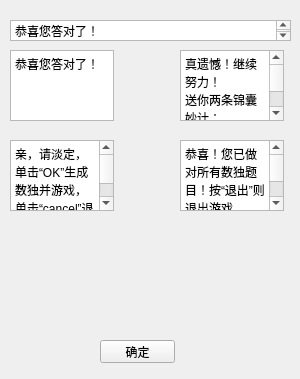
LeoJacob/BUAASE, file finishMessage.ui: the form before one commit.
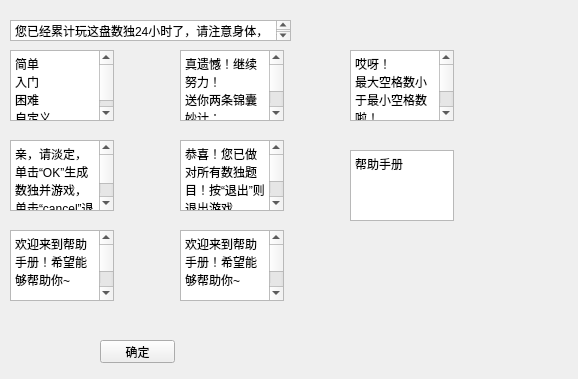
The form after the commit.

Commit message: 增加暂停/继续游戏功能，增加帮助文档，增加为每个难度保存一个最佳纪录

Patch:
```diff
--- a/finishMessage.ui
+++ b/finishMessage.ui
@@ -6,7 +6,7 @@
    <rect>
     <x>0</x>
     <y>0</y>
-    <width>300</width>
+    <width>578</width>
     <height>379</height>
    </rect>
   </property>
@@ -43,7 +43,7 @@
 &lt;html&gt;&lt;head&gt;&lt;meta name=&quot;qrichtext&quot; content=&quot;1&quot; /&gt;&lt;style type=&quot;text/css&quot;&gt;
 p, li { white-space: pre-wrap; }
 &lt;/style&gt;&lt;/head&gt;&lt;body style=&quot; font-family:'SimSun'; font-size:9pt; font-weight:400; font-style:normal;&quot;&gt;
-&lt;p style=&quot; margin-top:0px; margin-bottom:0px; margin-left:0px; margin-right:0px; -qt-block-indent:0; text-indent:0px;&quot;&gt;恭喜您答对了！&lt;/p&gt;&lt;/body&gt;&lt;/html&gt;</string>
+&lt;p style=&quot; margin-top:0px; margin-bottom:0px; margin-left:0px; margin-right:0px; -qt-block-indent:0; text-indent:0px;&quot;&gt;您已经累计玩这盘数独24小时了，请注意身体，健康游戏，如果您成功闯过此关，您的成绩将被记为23：59：59，继续加油哦~&lt;/p&gt;&lt;/body&gt;&lt;/html&gt;</string>
    </property>
   </widget>
   <widget class="QTextEdit" name="textEdit">
@@ -60,7 +60,10 @@
 &lt;html&gt;&lt;head&gt;&lt;meta name=&quot;qrichtext&quot; content=&quot;1&quot; /&gt;&lt;style type=&quot;text/css&quot;&gt;
 p, li { white-space: pre-wrap; }
 &lt;/style&gt;&lt;/head&gt;&lt;body style=&quot; font-family:'SimSun'; font-size:9pt; font-weight:400; font-style:normal;&quot;&gt;
-&lt;p style=&quot; margin-top:0px; margin-bottom:0px; margin-left:0px; margin-right:0px; -qt-block-indent:0; text-indent:0px;&quot;&gt;恭喜您答对了！&lt;/p&gt;&lt;/body&gt;&lt;/html&gt;</string>
+&lt;p style=&quot; margin-top:0px; margin-bottom:0px; margin-left:0px; margin-right:0px; -qt-block-indent:0; text-indent:0px;&quot;&gt;简单&lt;/p&gt;
+&lt;p style=&quot; margin-top:0px; margin-bottom:0px; margin-left:0px; margin-right:0px; -qt-block-indent:0; text-indent:0px;&quot;&gt;入门&lt;/p&gt;
+&lt;p style=&quot; margin-top:0px; margin-bottom:0px; margin-left:0px; margin-right:0px; -qt-block-indent:0; text-indent:0px;&quot;&gt;困难&lt;/p&gt;
+&lt;p style=&quot; margin-top:0px; margin-bottom:0px; margin-left:0px; margin-right:0px; -qt-block-indent:0; text-indent:0px;&quot;&gt;自定义&lt;/p&gt;&lt;/body&gt;&lt;/html&gt;</string>
    </property>
   </widget>
   <widget class="QTextEdit" name="textEdit_2">
@@ -117,6 +120,97 @@
 &lt;p style=&quot; margin-top:0px; margin-bottom:0px; margin-left:0px; margin-right:0px; -qt-block-indent:0; text-indent:0px;&quot;&gt;恭喜！您已做对所有数独题目！按“退出”则退出游戏，按“再玩一组”则重新生成数独题目&lt;/p&gt;&lt;/body&gt;&lt;/html&gt;</string>
    </property>
   </widget>
+  <widget class="QTextEdit" name="textEdit_5">
+   <property name="geometry">
+    <rect>
+     <x>10</x>
+     <y>230</y>
+     <width>104</width>
+     <height>71</height>
+    </rect>
+   </property>
+   <property name="html">
+    <string>&lt;!DOCTYPE HTML PUBLIC &quot;-//W3C//DTD HTML 4.0//EN&quot; &quot;http://www.w3.org/TR/REC-html40/strict.dtd&quot;&gt;
+&lt;html&gt;&lt;head&gt;&lt;meta name=&quot;qrichtext&quot; content=&quot;1&quot; /&gt;&lt;style type=&quot;text/css&quot;&gt;
+p, li { white-space: pre-wrap; }
+&lt;/style&gt;&lt;/head&gt;&lt;body style=&quot; font-family:'SimSun'; font-size:9pt; font-weight:400; font-style:normal;&quot;&gt;
+&lt;p style=&quot; margin-top:0px; margin-bottom:0px; margin-left:0px; margin-right:0px; -qt-block-indent:0; text-indent:0px;&quot;&gt;欢迎来到帮助手册！希望能够帮助你~&lt;/p&gt;
+&lt;p style=&quot;-qt-paragraph-type:empty; margin-top:0px; margin-bottom:0px; margin-left:0px; margin-right:0px; -qt-block-indent:0; text-indent:0px;&quot;&gt;&lt;br /&gt;&lt;/p&gt;
+&lt;p style=&quot; margin-top:0px; margin-bottom:0px; margin-left:0px; margin-right:0px; -qt-block-indent:0; text-indent:0px;&quot;&gt;    1.当您想玩上一关时，请单击“上一关”(快捷键F1)，更换至上一题。&lt;/p&gt;
+&lt;p style=&quot; margin-top:0px; margin-bottom:0px; margin-left:0px; margin-right:0px; -qt-block-indent:0; text-indent:0px;&quot;&gt;    2.当您想玩下一关时，请单击“下一关”(快捷键F2)，更换至下一题。&lt;/p&gt;
+&lt;p style=&quot; margin-top:0px; margin-bottom:0px; margin-left:0px; margin-right:0px; -qt-block-indent:0; text-indent:0px;&quot;&gt;    3.当您想玩某一关时，也可以手动选关：在右侧输入框(快捷键F3)中输入关卡编号，然后单击“跳转”(快捷键F4)。&lt;/p&gt;
+&lt;p style=&quot; margin-top:0px; margin-bottom:0px; margin-left:0px; margin-right:0px; -qt-block-indent:0; text-indent:0px;&quot;&gt;    4.当您遇到困难时，请单击“提示”(快捷键F5)，应用将按照默认顺序为您填一个数。&lt;/p&gt;
+&lt;p style=&quot; margin-top:0px; margin-bottom:0px; margin-left:0px; margin-right:0px; -qt-block-indent:0; text-indent:0px;&quot;&gt;    5.当您完成游戏时，请单击“完成”(快捷键F6)，应用将为您检查结果。&lt;/p&gt;
+&lt;p style=&quot; margin-top:0px; margin-bottom:0px; margin-left:0px; margin-right:0px; -qt-block-indent:0; text-indent:0px;&quot;&gt;    6.如果您希望再玩一组数独游戏，请单击“再玩一组”(快捷键F7)，接下来您将可以重新选择游戏模式和关卡数。&lt;/p&gt;
+&lt;p style=&quot; margin-top:0px; margin-bottom:0px; margin-left:0px; margin-right:0px; -qt-block-indent:0; text-indent:0px;&quot;&gt;    7.暂停/继续游戏请单击“暂停游戏”(快捷键F8)/“继续游戏”(快捷键F9)按钮。&lt;/p&gt;
+&lt;p style=&quot; margin-top:0px; margin-bottom:0px; margin-left:0px; margin-right:0px; -qt-block-indent:0; text-indent:0px;&quot;&gt;    8.查看本帮助手册快捷键为F10&lt;/p&gt;
+&lt;p style=&quot;-qt-paragraph-type:empty; margin-top:0px; margin-bottom:0px; margin-left:0px; margin-right:0px; -qt-block-indent:0; text-indent:0px;&quot;&gt;&lt;br /&gt;&lt;/p&gt;
+&lt;p style=&quot; margin-top:0px; margin-bottom:0px; margin-left:0px; margin-right:0px; -qt-block-indent:0; text-indent:0px;&quot;&gt;友情提示：每一关的难度都是一样的哦~&lt;/p&gt;&lt;/body&gt;&lt;/html&gt;</string>
+   </property>
+  </widget>
+  <widget class="QTextEdit" name="textEdit_6">
+   <property name="geometry">
+    <rect>
+     <x>180</x>
+     <y>230</y>
+     <width>104</width>
+     <height>71</height>
+    </rect>
+   </property>
+   <property name="html">
+    <string>&lt;!DOCTYPE HTML PUBLIC &quot;-//W3C//DTD HTML 4.0//EN&quot; &quot;http://www.w3.org/TR/REC-html40/strict.dtd&quot;&gt;
+&lt;html&gt;&lt;head&gt;&lt;meta name=&quot;qrichtext&quot; content=&quot;1&quot; /&gt;&lt;style type=&quot;text/css&quot;&gt;
+p, li { white-space: pre-wrap; }
+&lt;/style&gt;&lt;/head&gt;&lt;body style=&quot; font-family:'SimSun'; font-size:9pt; font-weight:400; font-style:normal;&quot;&gt;
+&lt;p style=&quot; margin-top:0px; margin-bottom:0px; margin-left:0px; margin-right:0px; -qt-block-indent:0; text-indent:0px;&quot;&gt;欢迎来到帮助手册！希望能够帮助你~&lt;/p&gt;
+&lt;p style=&quot;-qt-paragraph-type:empty; margin-top:0px; margin-bottom:0px; margin-left:0px; margin-right:0px; -qt-block-indent:0; text-indent:0px;&quot;&gt;&lt;br /&gt;&lt;/p&gt;
+&lt;p style=&quot; margin-top:0px; margin-bottom:0px; margin-left:0px; margin-right:0px; -qt-block-indent:0; text-indent:0px;&quot;&gt;    1.请在编辑框内输入您想玩的数独局数，也就是关卡数，默认为1&lt;/p&gt;
+&lt;p style=&quot; margin-top:0px; margin-bottom:0px; margin-left:0px; margin-right:0px; -qt-block-indent:0; text-indent:0px;&quot;&gt;    2.请选择游戏难度：简单/入门/困难/自定义，默认模式为自定义&lt;/p&gt;
+&lt;p style=&quot; margin-top:0px; margin-bottom:0px; margin-left:0px; margin-right:0px; -qt-block-indent:0; text-indent:0px;&quot;&gt;    3.如果模式为自定义，则后三行的内容是可选的。&lt;/p&gt;
+&lt;p style=&quot; margin-top:0px; margin-bottom:0px; margin-left:0px; margin-right:0px; -qt-block-indent:0; text-indent:0px;&quot;&gt;    4.拖动上面的滑块，选择数独题目最少有几个空。最少20个，最多55个，默认最少。&lt;/p&gt;
+&lt;p style=&quot; margin-top:0px; margin-bottom:0px; margin-left:0px; margin-right:0px; -qt-block-indent:0; text-indent:0px;&quot;&gt;    5.拖动下面的滑块，选择数独题目最多有几个空。最少20个，最多55个，默认最少。&lt;/p&gt;
+&lt;p style=&quot; margin-top:0px; margin-bottom:0px; margin-left:0px; margin-right:0px; -qt-block-indent:0; text-indent:0px;&quot;&gt;    6.请注意，最大空格数不能小于最小空格数哦。&lt;/p&gt;
+&lt;p style=&quot; margin-top:0px; margin-bottom:0px; margin-left:0px; margin-right:0px; -qt-block-indent:0; text-indent:0px;&quot;&gt;    7.如果您想玩只有唯一解的数独游戏，请勾选最下面的框框~&lt;/p&gt;
+&lt;p style=&quot;-qt-paragraph-type:empty; margin-top:0px; margin-bottom:0px; margin-left:0px; margin-right:0px; -qt-block-indent:0; text-indent:0px;&quot;&gt;&lt;br /&gt;&lt;/p&gt;
+&lt;p style=&quot; margin-top:0px; margin-bottom:0px; margin-left:0px; margin-right:0px; -qt-block-indent:0; text-indent:0px;&quot;&gt;友情提示：生成数独题目耗时较长，请耐心等待~&lt;/p&gt;&lt;/body&gt;&lt;/html&gt;</string>
+   </property>
+  </widget>
+  <widget class="QTextEdit" name="textEdit_7">
+   <property name="geometry">
+    <rect>
+     <x>350</x>
+     <y>50</y>
+     <width>104</width>
+     <height>71</height>
+    </rect>
+   </property>
+   <property name="html">
+    <string>&lt;!DOCTYPE HTML PUBLIC &quot;-//W3C//DTD HTML 4.0//EN&quot; &quot;http://www.w3.org/TR/REC-html40/strict.dtd&quot;&gt;
+&lt;html&gt;&lt;head&gt;&lt;meta name=&quot;qrichtext&quot; content=&quot;1&quot; /&gt;&lt;style type=&quot;text/css&quot;&gt;
+p, li { white-space: pre-wrap; }
+&lt;/style&gt;&lt;/head&gt;&lt;body style=&quot; font-family:'SimSun'; font-size:9pt; font-weight:400; font-style:normal;&quot;&gt;
+&lt;p style=&quot; margin-top:0px; margin-bottom:0px; margin-left:0px; margin-right:0px; -qt-block-indent:0; text-indent:0px;&quot;&gt;哎呀！&lt;/p&gt;
+&lt;p style=&quot; margin-top:0px; margin-bottom:0px; margin-left:0px; margin-right:0px; -qt-block-indent:0; text-indent:0px;&quot;&gt;最大空格数小于最小空格数啦！&lt;/p&gt;
+&lt;p style=&quot; margin-top:0px; margin-bottom:0px; margin-left:0px; margin-right:0px; -qt-block-indent:0; text-indent:0px;&quot;&gt;请重新选择最小空格数和最大空格数，要让最大空格数不小于最小空格数哦~&lt;/p&gt;&lt;/body&gt;&lt;/html&gt;</string>
+   </property>
+  </widget>
+  <widget class="QTextEdit" name="textEdit_8">
+   <property name="geometry">
+    <rect>
+     <x>350</x>
+     <y>150</y>
+     <width>104</width>
+     <height>71</height>
+    </rect>
+   </property>
+   <property name="html">
+    <string>&lt;!DOCTYPE HTML PUBLIC &quot;-//W3C//DTD HTML 4.0//EN&quot; &quot;http://www.w3.org/TR/REC-html40/strict.dtd&quot;&gt;
+&lt;html&gt;&lt;head&gt;&lt;meta name=&quot;qrichtext&quot; content=&quot;1&quot; /&gt;&lt;style type=&quot;text/css&quot;&gt;
+p, li { white-space: pre-wrap; }
+&lt;/style&gt;&lt;/head&gt;&lt;body style=&quot; font-family:'SimSun'; font-size:9pt; font-weight:400; font-style:normal;&quot;&gt;
+&lt;p style=&quot; margin-top:0px; margin-bottom:0px; margin-left:0px; margin-right:0px; -qt-block-indent:0; text-indent:0px;&quot;&gt;帮助手册&lt;/p&gt;&lt;/body&gt;&lt;/html&gt;</string>
+   </property>
+  </widget>
  </widget>
  <resources/>
  <connections>
```
The commit also changes 28 other files.
